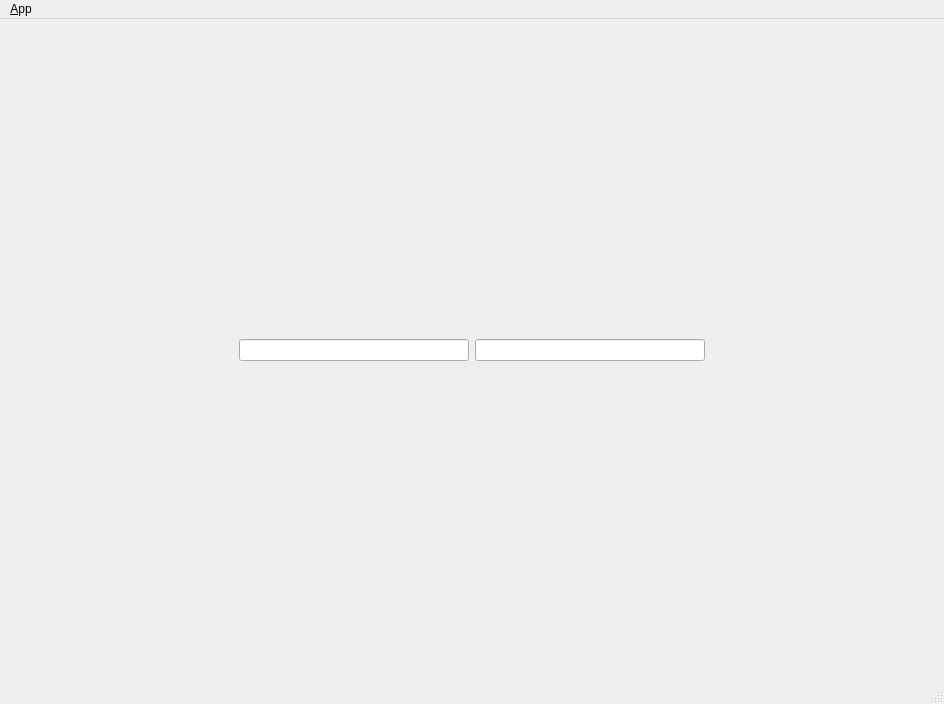
Ko-Sai/environmental_monitoring_system, file monitoring_gui/ui/main_window.ui: the form before one commit.
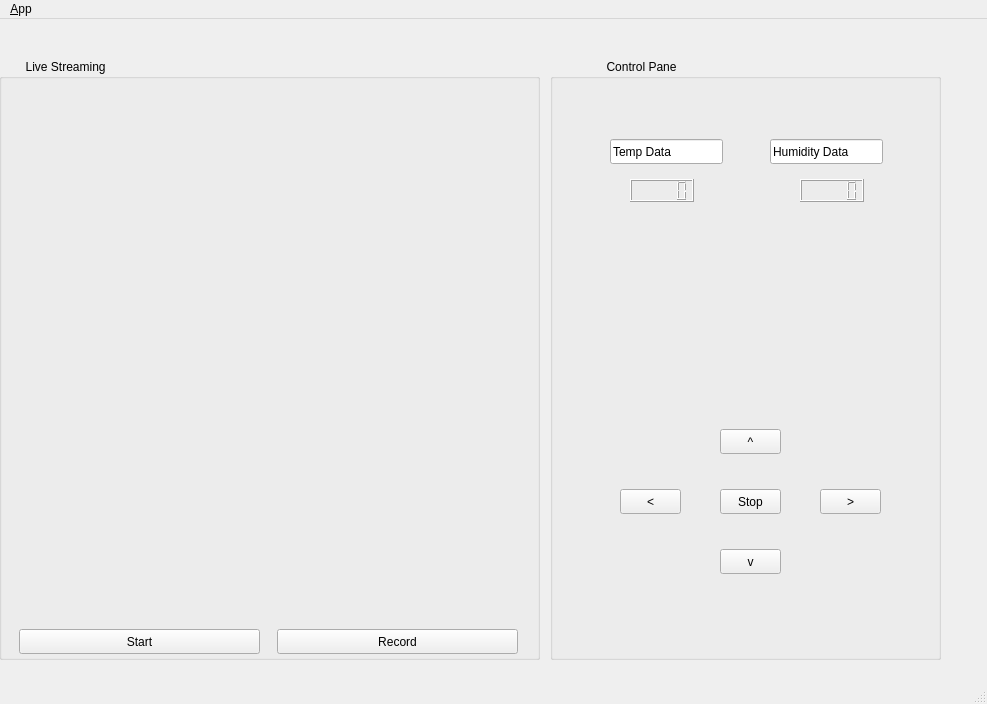
The form after the commit. Icons and pictures are not drawn. Custom widgets are drawn as their Qt base class.

Commit message: Rough design layout implementation

The edit to the form file:
```diff
--- a/monitoring_gui/ui/main_window.ui
+++ b/monitoring_gui/ui/main_window.ui
@@ -6,7 +6,7 @@
    <rect>
     <x>0</x>
     <y>0</y>
-    <width>944</width>
+    <width>987</width>
     <height>704</height>
    </rect>
   </property>
@@ -21,47 +21,186 @@
    <locale language="English" country="Australia"/>
   </property>
   <widget class="QWidget" name="centralwidget">
-   <layout class="QHBoxLayout">
-    <item>
-     <spacer name="horizontalSpacer_3">
-      <property name="orientation">
-       <enum>Qt::Horizontal</enum>
-      </property>
-      <property name="sizeHint" stdset="0">
-       <size>
-        <width>40</width>
-        <height>20</height>
-       </size>
-      </property>
-     </spacer>
-    </item>
-    <item>
-     <widget class="QLineEdit" name="m_temp_data"/>
-    </item>
-    <item>
-     <widget class="QLineEdit" name="m_humdity_data"/>
-    </item>
-    <item>
-     <spacer name="horizontalSpacer_2">
-      <property name="orientation">
-       <enum>Qt::Horizontal</enum>
-      </property>
-      <property name="sizeHint" stdset="0">
-       <size>
-        <width>40</width>
-        <height>20</height>
-       </size>
-      </property>
-     </spacer>
-    </item>
-   </layout>
+   <widget class="QGroupBox" name="imagePanelBox">
+    <property name="geometry">
+     <rect>
+      <x>-1</x>
+      <y>40</y>
+      <width>541</width>
+      <height>601</height>
+     </rect>
+    </property>
+    <property name="title">
+     <string>        Live Streaming</string>
+    </property>
+    <widget class="QPushButton" name="playButton">
+     <property name="geometry">
+      <rect>
+       <x>20</x>
+       <y>570</y>
+       <width>241</width>
+       <height>25</height>
+      </rect>
+     </property>
+     <property name="text">
+      <string>Start</string>
+     </property>
+    </widget>
+    <widget class="QPushButton" name="recordButton">
+     <property name="geometry">
+      <rect>
+       <x>278</x>
+       <y>570</y>
+       <width>241</width>
+       <height>25</height>
+      </rect>
+     </property>
+     <property name="text">
+      <string>Record</string>
+     </property>
+    </widget>
+    <widget class="imageView" name="customWidget" native="true">
+     <property name="geometry">
+      <rect>
+       <x>19</x>
+       <y>39</y>
+       <width>511</width>
+       <height>511</height>
+      </rect>
+     </property>
+    </widget>
+   </widget>
+   <widget class="QGroupBox" name="controlPanelBox">
+    <property name="geometry">
+     <rect>
+      <x>550</x>
+      <y>40</y>
+      <width>391</width>
+      <height>601</height>
+     </rect>
+    </property>
+    <property name="title">
+     <string>                 Control Panel</string>
+    </property>
+    <widget class="QPushButton" name="forwardButton">
+     <property name="geometry">
+      <rect>
+       <x>170</x>
+       <y>370</y>
+       <width>61</width>
+       <height>25</height>
+      </rect>
+     </property>
+     <property name="text">
+      <string>^</string>
+     </property>
+    </widget>
+    <widget class="QPushButton" name="backwardButton">
+     <property name="geometry">
+      <rect>
+       <x>170</x>
+       <y>490</y>
+       <width>61</width>
+       <height>25</height>
+      </rect>
+     </property>
+     <property name="text">
+      <string>v</string>
+     </property>
+    </widget>
+    <widget class="QPushButton" name="leftButton">
+     <property name="geometry">
+      <rect>
+       <x>70</x>
+       <y>430</y>
+       <width>61</width>
+       <height>25</height>
+      </rect>
+     </property>
+     <property name="text">
+      <string>&lt;</string>
+     </property>
+    </widget>
+    <widget class="QPushButton" name="rightButton">
+     <property name="geometry">
+      <rect>
+       <x>270</x>
+       <y>430</y>
+       <width>61</width>
+       <height>25</height>
+      </rect>
+     </property>
+     <property name="text">
+      <string>&gt;</string>
+     </property>
+    </widget>
+    <widget class="QPushButton" name="stopButton">
+     <property name="geometry">
+      <rect>
+       <x>170</x>
+       <y>430</y>
+       <width>61</width>
+       <height>25</height>
+      </rect>
+     </property>
+     <property name="text">
+      <string>Stop</string>
+     </property>
+    </widget>
+    <widget class="QLCDNumber" name="tempData">
+     <property name="geometry">
+      <rect>
+       <x>80</x>
+       <y>120</y>
+       <width>64</width>
+       <height>23</height>
+      </rect>
+     </property>
+    </widget>
+    <widget class="QLCDNumber" name="humidityData">
+     <property name="geometry">
+      <rect>
+       <x>250</x>
+       <y>120</y>
+       <width>64</width>
+       <height>23</height>
+      </rect>
+     </property>
+    </widget>
+    <widget class="QLineEdit" name="tempLineEdit">
+     <property name="geometry">
+      <rect>
+       <x>60</x>
+       <y>80</y>
+       <width>113</width>
+       <height>25</height>
+      </rect>
+     </property>
+     <property name="text">
+      <string>Temp Data</string>
+     </property>
+    </widget>
+    <widget class="QLineEdit" name="humidityLineEdit">
+     <property name="geometry">
+      <rect>
+       <x>220</x>
+       <y>80</y>
+       <width>113</width>
+       <height>25</height>
+      </rect>
+     </property>
+     <property name="text">
+      <string>Humidity Data</string>
+     </property>
+    </widget>
+   </widget>
   </widget>
   <widget class="QMenuBar" name="menubar">
    <property name="geometry">
     <rect>
      <x>0</x>
      <y>0</y>
-     <width>944</width>
+     <width>987</width>
      <height>22</height>
     </rect>
    </property>
@@ -106,6 +245,14 @@
    </property>
   </action>
  </widget>
+ <customwidgets>
+  <customwidget>
+   <class>imageView</class>
+   <extends>QWidget</extends>
+   <header>imageview.h</header>
+   <container>1</container>
+  </customwidget>
+ </customwidgets>
  <resources>
   <include location="../resources/images.qrc"/>
  </resources>
```
The commit also changes 4 other files.
